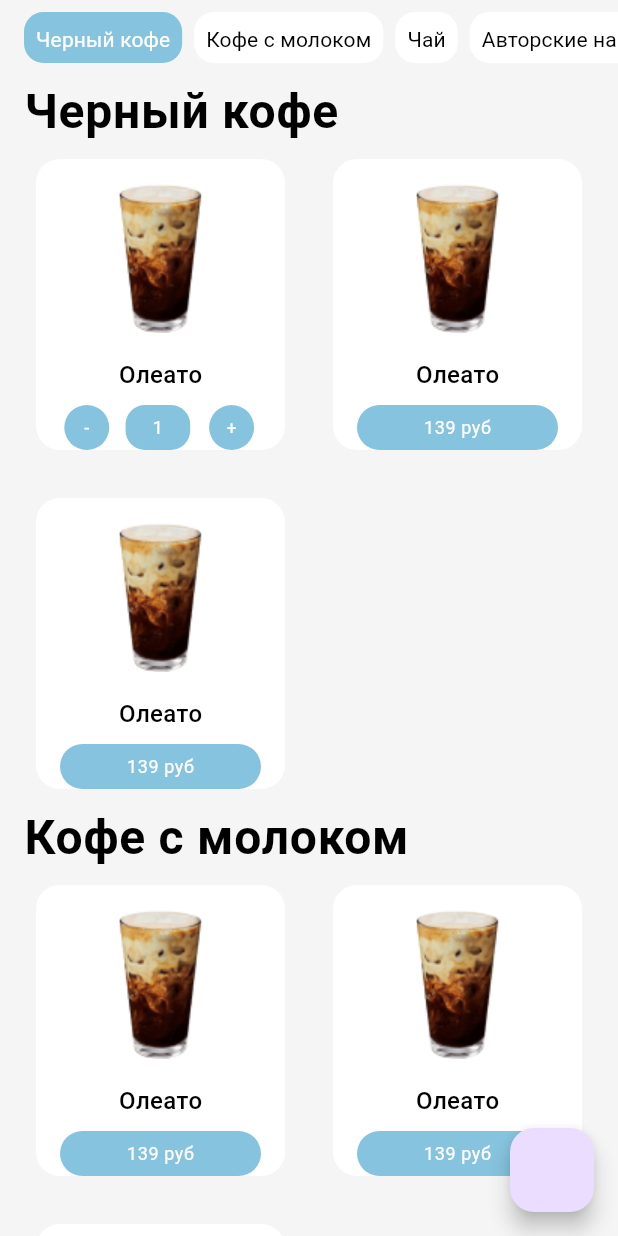
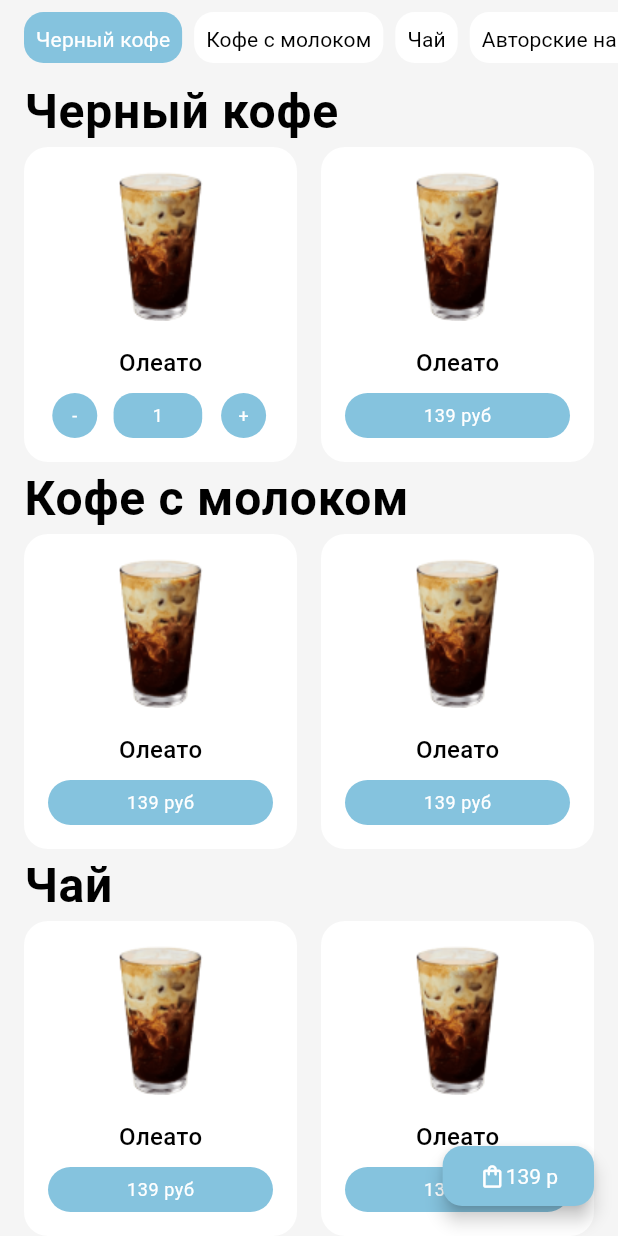
Before and after one commit to DeVoytinc/coffe_shop, a Flutter app: the screen it shows after launch, after a tap on an icon or button, on a phone screen of 412 x 824 dp. Run offline on Flutter 3.47's test engine with Material 3 defaults, Android fonts, the phone set to English and light mode, and no system bars.

Commit message:
added shoping cart bottom sheet

```diff
--- a/lib/src/features/menu/view/menu_screen.dart
+++ b/lib/src/features/menu/view/menu_screen.dart
@@ -1,5 +1,6 @@
 import 'package:coffe_shop/src/features/menu/data/test_data.dart';
 import 'package:coffe_shop/src/features/menu/view/widget/menu_item.dart';
+import 'package:coffe_shop/src/features/shop_cart/view/shor_cart_sheet.dart';
 import 'package:coffe_shop/src/theme/app_colors.dart';
 import 'package:flutter/material.dart';
 import 'package:flutter/rendering.dart';
@@ -95,7 +96,40 @@ class _MenuScreenState extends State<MenuScreen> {
   Widget build(BuildContext context) => Scaffold(
         floatingActionButton: Visibility(
           visible: true,
-          child: FloatingActionButton(onPressed: () {}),
+          child: Align(
+            alignment: Alignment.bottomRight,
+            child: Row(
+              children: [
+                const Spacer(),
+                ElevatedButton(
+                  onPressed: () {
+                    showModalBottomSheet(
+                      context: context,
+                      isScrollControlled: true,
+                      barrierColor: Colors.transparent,
+                      backgroundColor: Color.fromARGB(255, 255, 255, 255),
+                      elevation: 1,
+                      builder: (BuildContext context) => const ShopCart(),
+                    );
+                  },
+                  style: Theme.of(context).elevatedButtonTheme.style?.copyWith(
+                        elevation: const MaterialStatePropertyAll(5),
+                        shape: MaterialStatePropertyAll(
+                          RoundedRectangleBorder(
+                            borderRadius: BorderRadius.circular(13),
+                          ),
+                        ),
+                      ),
+                  child: const Row(
+                    children: [
+                      Icon(Icons.shopping_bag_outlined),
+                      Text('139 р'),
+                    ],
+                  ),
+                ),
+              ],
+            ),
+          ),
         ),
         body: SafeArea(
           child: Column(
--- a/lib/src/features/menu/view/widget/menu_item.dart
+++ b/lib/src/features/menu/view/widget/menu_item.dart
@@ -27,11 +27,7 @@ class _MenuItemState extends State<MenuItem> {
   }
 
   @override
-  Widget build(BuildContext context) => Padding(
-        padding: const EdgeInsets.all(8.0),
-        child: Container(
-          width: 180,
-          height: 250,
+  Widget build(BuildContext context) => DecoratedBox(
     decoration: BoxDecoration(
       borderRadius: BorderRadius.circular(16),
       color: Colors.white,
@@ -39,15 +35,16 @@ class _MenuItemState extends State<MenuItem> {
     child: Column(
       children: [
         Padding(
-                padding: const EdgeInsets.all(16.0),
+          padding: const EdgeInsets.symmetric(horizontal: 32.0, vertical: 16),
           child: Image.asset(
             widget.menuItemModel.imagePath,
+            height: 100,
+            fit: BoxFit.fitWidth,
           ),
         ),
         Text(
           widget.menuItemModel.name,
-                style:
-                    const TextStyle(fontSize: 16, fontWeight: FontWeight.w500),
+          style: Theme.of(context).textTheme.bodyMedium,
         ),
         if (count <= 0)
           Padding(
@@ -57,12 +54,9 @@ class _MenuItemState extends State<MenuItem> {
               style: ElevatedButton.styleFrom(
                 minimumSize: const Size(200, 30),
               ),
-                    child: Padding(
-                      padding: const EdgeInsets.symmetric(horizontal: 20.0),
               child: Text(
                 '${widget.menuItemModel.price.round()} руб',
                 style: Theme.of(context).textTheme.bodySmall,
-                      ),
               ),
             ),
           )
@@ -114,6 +108,5 @@ class _MenuItemState extends State<MenuItem> {
           ),
       ],
     ),
-        ),
   );
 }
--- a/lib/src/theme/theme.dart
+++ b/lib/src/theme/theme.dart
@@ -8,6 +8,7 @@ final theme = ThemeData(
   elevatedButtonTheme: ElevatedButtonThemeData(
     style: ElevatedButton.styleFrom(
       backgroundColor: AppColors.primary,
+      foregroundColor: Colors.white,
       elevation: 0,
       textStyle: const TextStyle(color: Colors.white),
     ),
@@ -17,6 +18,11 @@ final theme = ThemeData(
       color: Color.fromARGB(255, 0, 0, 0),
       fontSize: 14,
       fontWeight: FontWeight.w400,
+    ),
+    titleLarge: TextStyle(
+      color: Color.fromARGB(255, 0, 0, 0),
+      fontSize: 24,
+      fontWeight: FontWeight.w700,
     ),
     bodyLarge: TextStyle(
       color: Colors.black,
```
Also changed, not shown: lib/src/features/menu/data/test_data.dart (+1 -9 lines), lib/src/features/shop_cart/view/shor_cart_sheet.dart (added, +86 -0 lines), lib/src/features/shop_cart/view/widget/shop_card_in_cart.dart (added). Lines whose indentation alone changed are shown as unchanged.
